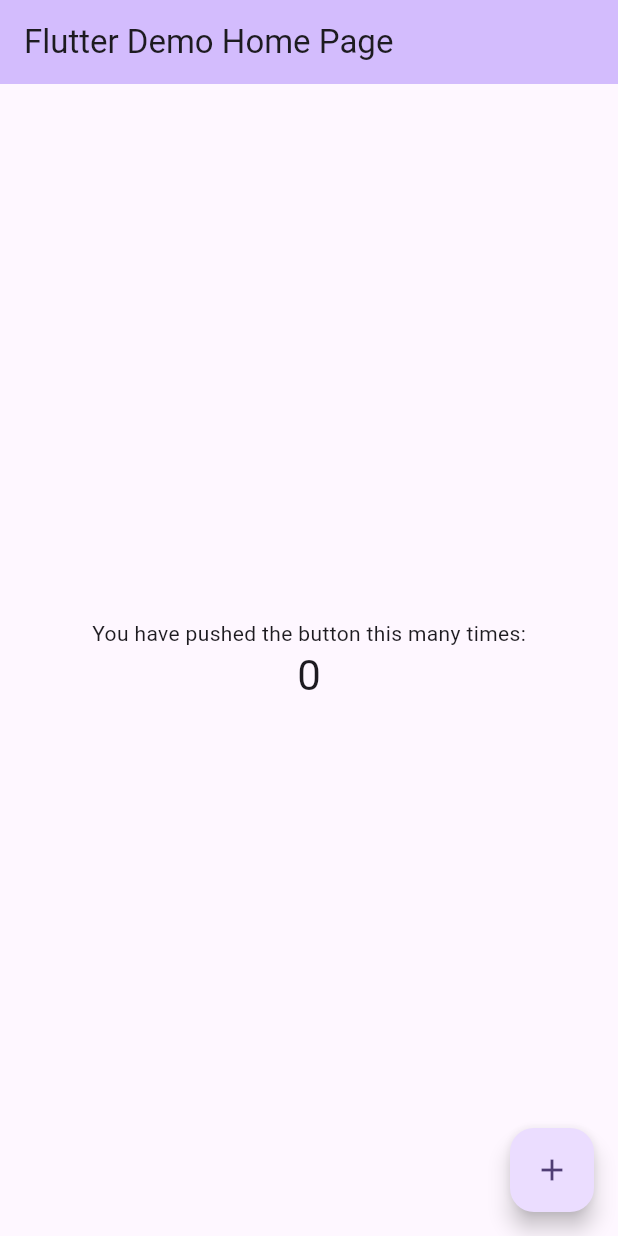
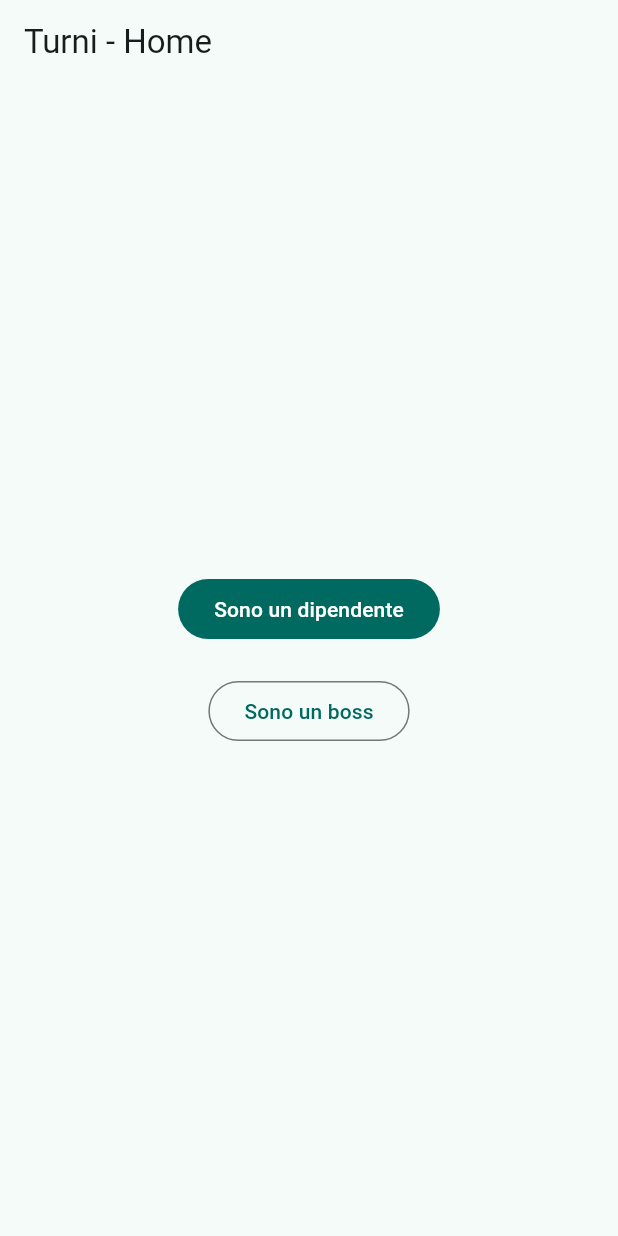
Before and after one commit to leopu00/turni, a Flutter app: the screen it shows after launch, on a phone screen of 412 x 824 dp. Run offline on Flutter 3.47's test engine with Material 3 defaults, Android fonts, the phone set to English and light mode, and no system bars.

```diff
--- a/lib/main.dart
+++ b/lib/main.dart
@@ -1,122 +1,60 @@
 import 'package:flutter/material.dart';
+import 'pages/availability_page.dart';
+import 'pages/boss_page.dart';
 
 void main() {
-  runApp(const MyApp());
+  runApp(const TurniApp());
 }
 
-class MyApp extends StatelessWidget {
-  const MyApp({super.key});
+class TurniApp extends StatelessWidget {
+  const TurniApp({super.key});
 
-  // This widget is the root of your application.
   @override
   Widget build(BuildContext context) {
     return MaterialApp(
-      title: 'Flutter Demo',
+      title: 'Turni',
       theme: ThemeData(
-        // This is the theme of your application.
-        //
-        // TRY THIS: Try running your application with "flutter run". You'll see
-        // the application has a purple toolbar. Then, without quitting the app,
-        // try changing the seedColor in the colorScheme below to Colors.green
-        // and then invoke "hot reload" (save your changes or press the "hot
-        // reload" button in a Flutter-supported IDE, or press "r" if you used
-        // the command line to start the app).
-        //
-        // Notice that the counter didn't reset back to zero; the application
-        // state is not lost during the reload. To reset the state, use hot
-        // restart instead.
-        //
-        // This works for code too, not just values: Most code changes can be
-        // tested with just a hot reload.
-        colorScheme: ColorScheme.fromSeed(seedColor: Colors.deepPurple),
+        useMaterial3: true,
+        colorSchemeSeed: Colors.teal,
       ),
-      home: const MyHomePage(title: 'Flutter Demo Home Page'),
+      home: const HomePage(),
     );
   }
 }
 
-class MyHomePage extends StatefulWidget {
-  const MyHomePage({super.key, required this.title});
-
-  // This widget is the home page of your application. It is stateful, meaning
-  // that it has a State object (defined below) that contains fields that affect
-  // how it looks.
-
-  // This class is the configuration for the state. It holds the values (in this
-  // case the title) provided by the parent (in this case the App widget) and
-  // used by the build method of the State. Fields in a Widget subclass are
-  // always marked "final".
-
-  final String title;
-
-  @override
-  State<MyHomePage> createState() => _MyHomePageState();
-}
-
-class _MyHomePageState extends State<MyHomePage> {
-  int _counter = 0;
-
-  void _incrementCounter() {
-    setState(() {
-      // This call to setState tells the Flutter framework that something has
-      // changed in this State, which causes it to rerun the build method below
-      // so that the display can reflect the updated values. If we changed
-      // _counter without calling setState(), then the build method would not be
-      // called again, and so nothing would appear to happen.
-      _counter++;
-    });
-  }
+class HomePage extends StatelessWidget {
+  const HomePage({super.key});
 
   @override
   Widget build(BuildContext context) {
-    // This method is rerun every time setState is called, for instance as done
-    // by the _incrementCounter method above.
-    //
-    // The Flutter framework has been optimized to make rerunning build methods
-    // fast, so that you can just rebuild anything that needs updating rather
-    // than having to individually change instances of widgets.
     return Scaffold(
-      appBar: AppBar(
-        // TRY THIS: Try changing the color here to a specific color (to
-        // Colors.amber, perhaps?) and trigger a hot reload to see the AppBar
-        // change color while the other colors stay the same.
-        backgroundColor: Theme.of(context).colorScheme.inversePrimary,
-        // Here we take the value from the MyHomePage object that was created by
-        // the App.build method, and use it to set our appbar title.
-        title: Text(widget.title),
-      ),
+      appBar: AppBar(title: const Text('Turni - Home')),
       body: Center(
-        // Center is a layout widget. It takes a single child and positions it
-        // in the middle of the parent.
         child: Column(
-          // Column is also a layout widget. It takes a list of children and
-          // arranges them vertically. By default, it sizes itself to fit its
-          // children horizontally, and tries to be as tall as its parent.
-          //
-          // Column has various properties to control how it sizes itself and
-          // how it positions its children. Here we use mainAxisAlignment to
-          // center the children vertically; the main axis here is the vertical
-          // axis because Columns are vertical (the cross axis would be
-          // horizontal).
-          //
-          // TRY THIS: Invoke "debug painting" (choose the "Toggle Debug Paint"
-          // action in the IDE, or press "p" in the console), to see the
-          // wireframe for each widget.
           mainAxisAlignment: MainAxisAlignment.center,
-          children: <Widget>[
-            const Text('You have pushed the button this many times:'),
-            Text(
-              '$_counter',
-              style: Theme.of(context).textTheme.headlineMedium,
+          children: [
+            FilledButton(
+              onPressed: () {
+                Navigator.push(
+                  context,
+                  MaterialPageRoute(builder: (_) => const AvailabilityPage()),
+                );
+              },
+              child: const Text('Sono un dipendente'),
+            ),
+            const SizedBox(height: 20),
+            OutlinedButton(
+              onPressed: () {
+                Navigator.push(
+                  context,
+                  MaterialPageRoute(builder: (_) => const BossPage()),
+                );
+              },
+              child: const Text('Sono un boss'),
             ),
           ],
         ),
       ),
-      floatingActionButton: FloatingActionButton(
-        onPressed: _incrementCounter,
-        tooltip: 'Increment',
-        child: const Icon(Icons.add),
-      ), // This trailing comma makes auto-formatting nicer for build methods.
     );
   }
 }
```
Also changed, not shown: lib/pages/availability_page.dart (added, +60 -0 lines), lib/pages/boss_page.dart (added, +30 -0 lines), 1 other file.
